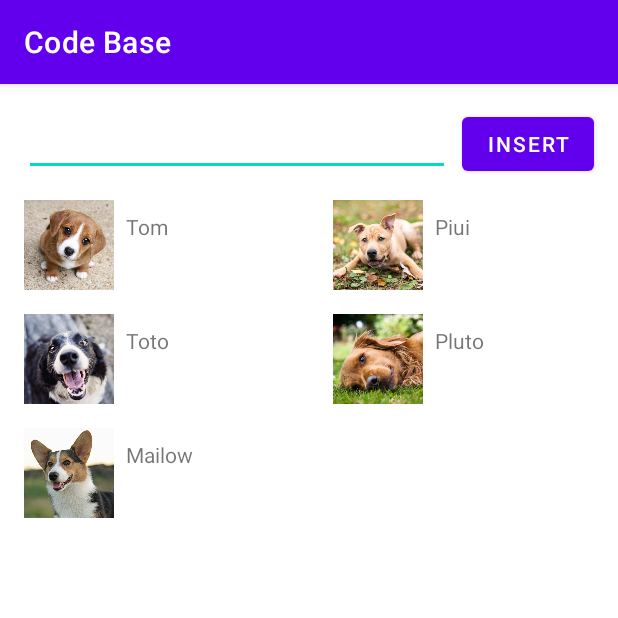
After one commit to tarcisiocipriano/android-code-base, an Android app: the RecyclerviewActivity screen opened directly, with no data from a screen before it, on a phone screen of 412 x 824 dp, the top half of it. The commit adds this screen. Run offline under Robolectric (Android 15) with nearby library versions, the phone set to English and light mode, and no system bars.

Commit message:
recyclerview

```diff
--- a/app/src/main/AndroidManifest.xml
+++ b/app/src/main/AndroidManifest.xml
@@ -11,7 +11,8 @@
         android:roundIcon="@mipmap/ic_launcher_round"
         android:supportsRtl="true"
         android:theme="@style/Theme.Code_base">
-        <activity android:name=".ListviewDetailsActivity"></activity>
+        <activity android:name=".RecyclerviewActivity"></activity>
+        <activity android:name=".ListviewDetailsActivity" />
         <activity android:name=".ListviewActivity" />
         <activity android:name=".ResultActivity" />
         <activity android:name=".SimpleActivity" />
--- a/app/src/main/java/cesar/school/code_base/MainActivity.kt
+++ b/app/src/main/java/cesar/school/code_base/MainActivity.kt
@@ -135,6 +135,12 @@ class MainActivity : AppCompatActivity() {
             val listviewActivity = Intent(this, ListviewActivity::class.java)
             startActivity(listviewActivity)
         }
+
+        // open recyclerview activity
+        binding.buttonRecyclerview.setOnClickListener {
+            val recicleActivity = Intent(this, RecyclerviewActivity::class.java)
+            startActivity(recicleActivity)
+        }
     }
 
     // activity result
--- /dev/null
+++ b/app/src/main/java/cesar/school/code_base/RecyclerviewActivity.kt
@@ -0,0 +1,54 @@
+package cesar.school.code_base
+
+import android.os.Bundle
+import android.widget.Toast
+import androidx.appcompat.app.AppCompatActivity
+import androidx.recyclerview.widget.GridLayoutManager
+import cesar.school.code_base.adapter.DogAdapter
+import cesar.school.code_base.databinding.ActivityRecyclerviewBinding
+import cesar.school.code_base.model.Dog
+
+class RecyclerviewActivity : AppCompatActivity() {
+
+    private lateinit var binding : ActivityRecyclerviewBinding
+
+    private val listDogs = mutableListOf(
+        Dog("Tom", 0),
+        Dog("Piui", 1),
+        Dog("Toto", 2),
+        Dog("Pluto", 3),
+        Dog("Mailow", 4)
+    )
+
+    private val dogAdapter = DogAdapter(this, listDogs, this::onDogClickListener)
+
+    override fun onCreate(savedInstanceState: Bundle?) {
+        super.onCreate(savedInstanceState)
+        binding = ActivityRecyclerviewBinding.inflate(layoutInflater)
+        setContentView(binding.root)
+
+        // setup recyclerview
+        binding.dogsRecyclerView.adapter = dogAdapter
+        val layoutManager = GridLayoutManager(this, 2)
+        // this code bellow can be used to show the first item expanded to 2 columns
+//        layoutManager.spanSizeLookup = object : GridLayoutManager.SpanSizeLookup() {
+//            override fun getSpanSize(position: Int): Int {
+//                return if (position == 0) 2 else 1
+//            }
+//        }
+        binding.dogsRecyclerView.layoutManager = layoutManager
+
+        // setup insert button
+        binding.buttonInsertDog.setOnClickListener {
+            val name = binding.inputNewDogName.text.toString()
+            if (!name.isNullOrEmpty()) {
+                listDogs.add(Dog(name, (0..4).random()))
+                dogAdapter.notifyItemInserted(listDogs.lastIndex)
+            }
+        }
+    }
+
+    private fun onDogClickListener(dog: Dog) {
+        Toast.makeText(this, "Dog: ${dog.name} photo: ${dog.photo}", Toast.LENGTH_SHORT).show()
+    }
+}
--- /dev/null
+++ b/app/src/main/java/cesar/school/code_base/adapter/DogAdapter.kt
@@ -0,0 +1,45 @@
+package cesar.school.code_base.adapter
+
+import android.content.Context
+import android.content.res.TypedArray
+import android.view.LayoutInflater
+import android.view.ViewGroup
+import android.widget.ImageView
+import android.widget.TextView
+import androidx.recyclerview.widget.RecyclerView
+import cesar.school.code_base.R
+import cesar.school.code_base.databinding.ItemRecyclerviewBinding
+import cesar.school.code_base.model.Dog
+
+
+class DogAdapter(private val context: Context,
+                 private val dogs: List<Dog>,
+                 private val callback: (Dog) -> Unit) : RecyclerView.Adapter<DogAdapter.VH>() {
+
+    private val dogsPhotos: TypedArray by lazy {
+        context.resources.obtainTypedArray(R.array.dog_photos)
+    }
+
+    override fun onCreateViewHolder(parent: ViewGroup, viewType: Int): VH {
+        val binding = ItemRecyclerviewBinding.inflate(LayoutInflater.from(parent.context))
+        val vh = VH(binding)
+        vh.itemView.setOnClickListener {
+            val dog = dogs[vh.adapterPosition]
+            callback(dog)
+        }
+        return vh
+    }
+
+    override fun onBindViewHolder(holder: VH, position: Int) {
+        val (name, photo) = dogs[position]
+        holder.dogName.text = name
+        holder.dogPhoto.setImageDrawable(dogsPhotos.getDrawable(photo))
+    }
+
+    override fun getItemCount(): Int = dogs.size
+
+    class VH(itemView: ItemRecyclerviewBinding): RecyclerView.ViewHolder(itemView.root) {
+        val dogName: TextView = itemView.itemDogName
+        val dogPhoto: ImageView = itemView.itemDogPhoto
+    }
+}
--- /dev/null
+++ b/app/src/main/java/cesar/school/code_base/model/Dog.kt
@@ -0,0 +1,3 @@
+package cesar.school.code_base.model
+
+data class Dog (val name: String, val photo: Int)
--- a/app/src/main/res/layout/activity_main.xml
+++ b/app/src/main/res/layout/activity_main.xml
@@ -172,10 +172,22 @@
         android:id="@+id/button_listview"
         android:layout_width="wrap_content"
         android:layout_height="wrap_content"
+        android:layout_marginStart="16dp"
         android:layout_marginTop="8dp"
         android:text="@string/button_listview"
-        app:layout_constraintEnd_toEndOf="parent"
+        app:layout_constraintEnd_toStartOf="@+id/button_recyclerview"
+        app:layout_constraintHorizontal_bias="0.0"
         app:layout_constraintStart_toStartOf="parent"
         app:layout_constraintTop_toBottomOf="@+id/button_share" />
 
+    <Button
+        android:id="@+id/button_recyclerview"
+        android:layout_width="wrap_content"
+        android:layout_height="wrap_content"
+        android:layout_marginTop="8dp"
+        android:layout_marginEnd="16dp"
+        android:text="@string/button_recyclerview"
+        app:layout_constraintEnd_toEndOf="parent"
+        app:layout_constraintTop_toBottomOf="@+id/button_share" />
+
 </androidx.constraintlayout.widget.ConstraintLayout>
--- /dev/null
+++ b/app/src/main/res/layout/activity_recyclerview.xml
@@ -0,0 +1,42 @@
+<?xml version="1.0" encoding="utf-8"?>
+<androidx.constraintlayout.widget.ConstraintLayout xmlns:android="http://schemas.android.com/apk/res/android"
+    xmlns:app="http://schemas.android.com/apk/res-auto"
+    xmlns:tools="http://schemas.android.com/tools"
+    android:layout_width="match_parent"
+    android:layout_height="match_parent"
+    tools:context=".RecyclerviewActivity">
+
+    <EditText
+        android:id="@+id/input_new_dog_name"
+        android:layout_width="0dp"
+        android:layout_height="wrap_content"
+        android:layout_marginStart="16dp"
+        android:layout_marginTop="16dp"
+        android:layout_marginEnd="8dp"
+        android:ems="10"
+        android:inputType="textPersonName"
+        app:layout_constraintEnd_toStartOf="@+id/button_insert_dog"
+        app:layout_constraintHorizontal_bias="0.0"
+        app:layout_constraintStart_toStartOf="parent"
+        app:layout_constraintTop_toTopOf="parent" />
+
+    <Button
+        android:id="@+id/button_insert_dog"
+        android:layout_width="wrap_content"
+        android:layout_height="wrap_content"
+        android:layout_marginTop="16dp"
+        android:layout_marginEnd="16dp"
+        android:text="@string/button_insert"
+        app:layout_constraintEnd_toEndOf="parent"
+        app:layout_constraintTop_toTopOf="parent" />
+
+    <androidx.recyclerview.widget.RecyclerView
+        android:id="@+id/dogs_recycler_view"
+        android:layout_width="match_parent"
+        android:layout_height="0dp"
+        android:layout_marginTop="8dp"
+        app:layout_constraintBottom_toBottomOf="parent"
+        app:layout_constraintEnd_toEndOf="parent"
+        app:layout_constraintStart_toStartOf="parent"
+        app:layout_constraintTop_toBottomOf="@+id/input_new_dog_name" />
+</androidx.constraintlayout.widget.ConstraintLayout>
--- /dev/null
+++ b/app/src/main/res/layout/item_recyclerview.xml
@@ -0,0 +1,29 @@
+<?xml version="1.0" encoding="utf-8"?>
+<androidx.constraintlayout.widget.ConstraintLayout xmlns:android="http://schemas.android.com/apk/res/android"
+    xmlns:app="http://schemas.android.com/apk/res-auto"
+    xmlns:tools="http://schemas.android.com/tools"
+    android:layout_width="match_parent"
+    android:layout_height="wrap_content"
+    android:paddingLeft="16dp"
+    android:paddingTop="8dp"
+    android:paddingRight="16dp"
+    android:paddingBottom="8dp">
+
+    <ImageView
+        android:id="@+id/item_dog_photo"
+        android:layout_width="60dp"
+        android:layout_height="60dp"
+        app:layout_constraintStart_toStartOf="parent"
+        app:layout_constraintTop_toTopOf="parent"
+        tools:srcCompat="@tools:sample/avatars" />
+
+    <TextView
+        android:id="@+id/item_dog_name"
+        android:layout_width="wrap_content"
+        android:layout_height="wrap_content"
+        android:layout_marginStart="8dp"
+        android:layout_marginTop="8dp"
+        android:text="TextView"
+        app:layout_constraintStart_toEndOf="@+id/item_dog_photo"
+        app:layout_constraintTop_toTopOf="@+id/item_dog_photo" />
+</androidx.constraintlayout.widget.ConstraintLayout>
--- a/app/src/main/res/values/arrays.xml
+++ b/app/src/main/res/values/arrays.xml
@@ -6,4 +6,11 @@
         <item>@drawable/giulia</item>
         <item>@drawable/gabriel</item>
     </array>
+    <array name="dog_photos">
+        <item>@drawable/dog0</item>
+        <item>@drawable/dog1</item>
+        <item>@drawable/dog2</item>
+        <item>@drawable/dog3</item>
+        <item>@drawable/dog4</item>
+    </array>
 </resources>
--- a/app/src/main/res/values/strings.xml
+++ b/app/src/main/res/values/strings.xml
@@ -30,4 +30,5 @@
     <string name="button_listview" translatable="false">Listview</string>
     <string name="button_remove">Remove</string>
     <string name="button_insert">Insert</string>
+    <string name="button_recyclerview" translatable="false">Recyclerview</string>
 </resources>
```
Also changed, not shown: app/src/main/res/drawable-v24/dog0.jpg (added), app/src/main/res/drawable-v24/dog1.jpg (added), app/src/main/res/drawable-v24/dog2.jpeg (added), app/src/main/res/drawable-v24/dog3.jpg (added), app/src/main/res/drawable-v24/dog4.jpg (added).
